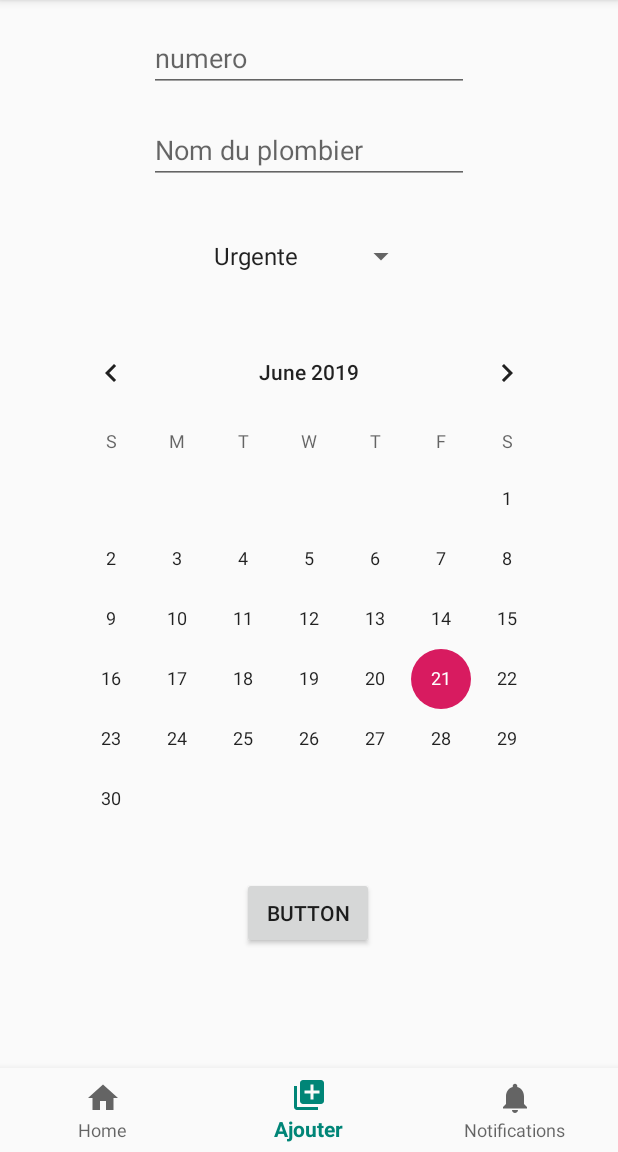
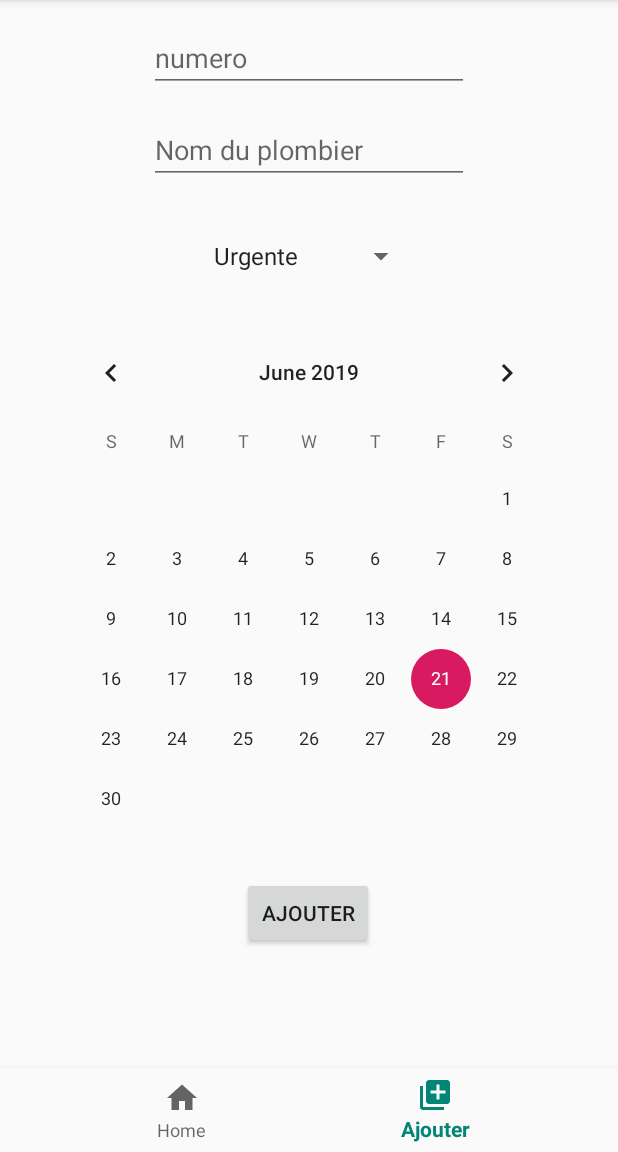
Before and after one commit to SihemBouhenniche/InterventionAdmnistrator, an Android app: the screen it shows after launch (MainActivity), item 2 of the bottom bar chosen, on a phone screen of 412 x 824 dp, the part 84-1236 px from its top. Run offline under Robolectric (Android 15) with nearby library versions, the phone set to English and light mode, and no system bars.

Commit message:
added search function and fixed date issues

```diff
--- a/app/build.gradle
+++ b/app/build.gradle
@@ -8,7 +8,7 @@ android {
     compileSdkVersion 28
     defaultConfig {
         applicationId "com.example.tdm2exo2"
-        minSdkVersion 23
+        minSdkVersion 22
         targetSdkVersion 28
         versionCode 1
         versionName "1.0"
@@ -32,4 +32,6 @@ dependencies {
     testImplementation 'junit:junit:4.12'
     androidTestImplementation 'com.android.support.test:runner:1.0.2'
     androidTestImplementation 'com.android.support.test.espresso:espresso-core:3.0.2'
+
+
 }
--- a/app/src/main/java/com/example/tdm2exo2/Fragments/HomeFragment.kt
+++ b/app/src/main/java/com/example/tdm2exo2/Fragments/HomeFragment.kt
@@ -1,23 +1,45 @@
 package com.example.tdm2exo2.Fragments
 
+import android.app.DatePickerDialog
 import android.os.Bundle
 import android.support.v4.app.Fragment
+import android.text.TextUtils
 import android.view.LayoutInflater
 import android.view.View
 import android.view.ViewGroup
+import android.widget.DatePicker
 import com.example.tdm2exo2.InterventionAdapter
-import com.example.tdm2exo2.R
 import com.example.tdm2exo2.model.Intervention
 import com.google.gson.Gson
 import com.google.gson.reflect.TypeToken
 import kotlinx.android.synthetic.main.fragment_home.*
 import java.io.BufferedReader
 import java.io.File
+import java.util.*
 
 
 
 
-class HomeFragment : Fragment() {
+
+
+class HomeFragment : Fragment(), DatePickerDialog.OnDateSetListener {
+    override fun onDateSet(view: DatePicker?, year: Int, month: Int, dayOfMonth: Int) {
+
+
+        val calendar = Calendar.getInstance()
+
+        calendar.set(year, month, dayOfMonth)
+
+
+        val date=calendar.time.toString().removeRange(11,30)
+         if (TextUtils.isEmpty(date)) {
+            list_interventions.clearTextFilter();
+        }
+        else {
+            list_interventions.setFilterText(date);
+        }
+    }
+
     companion object {
         var interventions:ArrayList<Intervention> = ArrayList<Intervention>()
     }
@@ -27,18 +49,36 @@ class HomeFragment : Fragment() {
     lateinit var interventionAdapter : InterventionAdapter
     override fun onCreate(savedInstanceState: Bundle?) {
         super.onCreate(savedInstanceState)
-        this.fileName = this.activity!!.cacheDir.absolutePath+"/InterventionJson.json"
-        readJSONfromFile(fileName)
-        interventionAdapter = InterventionAdapter(interventions,context!!)
+
+    this.fileName = this.activity!!.cacheDir.absolutePath+"/InterventionJson.json"
+
+        var file :File= File(fileName);
+        if(file.exists())
+        {
+            readJSONfromFile(fileName)
+
+        }
+       interventionAdapter = InterventionAdapter(interventions,context!!)
+
     }
     override fun onCreateView(inflater: LayoutInflater, container: ViewGroup?, savedInstanceState: Bundle?): View? {
-        var rootView = inflater!!.inflate(R.layout.fragment_home, container, false)
+        var rootView = inflater!!.inflate(com.example.tdm2exo2.R.layout.fragment_home, container, false)
         return rootView
     }
 
     override fun onActivityCreated(savedInstanceState: Bundle?) {
         super.onActivityCreated(savedInstanceState)
         list_interventions.adapter = interventionAdapter
+        list_interventions.isTextFilterEnabled=true
+
+        val datePickerDialog = DatePickerDialog(
+            context, this,2018,1,1
+        )
+
+        search_btn.setOnClickListener {
+
+            datePickerDialog.show();
+        }
     }
 
     private fun readJSONfromFile(f:String) {
@@ -57,9 +97,5 @@ class HomeFragment : Fragment() {
                 }.type
             ) as ArrayList<Intervention>
         }
-
     }
-
-
-
-}
+    }
--- a/app/src/main/java/com/example/tdm2exo2/MainActivity.kt
+++ b/app/src/main/java/com/example/tdm2exo2/MainActivity.kt
@@ -4,12 +4,11 @@ import android.os.Bundle
 import android.support.design.widget.BottomNavigationView
 import android.support.v4.app.Fragment
 import android.support.v7.app.AppCompatActivity
-import android.widget.FrameLayout
 import android.widget.TextView
 import com.example.tdm2exo2.Fragments.AddFragment
 import com.example.tdm2exo2.Fragments.HomeFragment
 
-class MainActivity : AppCompatActivity() {
+class MainActivity : AppCompatActivity()  {
 
 
     private lateinit var textMessage: TextView
@@ -23,10 +22,6 @@ class MainActivity : AppCompatActivity() {
             R.id.navigation_dashboard -> {
                 val fragment = AddFragment()
                 addFragment(fragment)
-                return@OnNavigationItemSelectedListener true
-            }
-            R.id.navigation_notifications -> {
-                textMessage.setText(R.string.title_notifications)
                 return@OnNavigationItemSelectedListener true
             }
         }
--- a/app/src/main/java/com/example/tdm2exo2/model/Intervention.kt
+++ b/app/src/main/java/com/example/tdm2exo2/model/Intervention.kt
@@ -1,6 +1,4 @@
 package com.example.tdm2exo2.model
 
-import java.util.*
-
-class Intervention (var num : Int, var date : Date, var nom : String, var type : String){
+class Intervention (var num : Int, var date : String, var nom : String, var type : String){
 }
--- /dev/null
+++ b/app/src/main/res/drawable/ic_search_blue_24dp.xml
@@ -0,0 +1,5 @@
+<vector android:height="24dp" android:tint="#42A5F5"
+    android:viewportHeight="24.0" android:viewportWidth="24.0"
+    android:width="24dp" xmlns:android="http://schemas.android.com/apk/res/android">
+    <path android:fillColor="#FF000000" android:pathData="M15.5,14h-0.79l-0.28,-0.27C15.41,12.59 16,11.11 16,9.5 16,5.91 13.09,3 9.5,3S3,5.91 3,9.5 5.91,16 9.5,16c1.61,0 3.09,-0.59 4.23,-1.57l0.27,0.28v0.79l5,4.99L20.49,19l-4.99,-5zM9.5,14C7.01,14 5,11.99 5,9.5S7.01,5 9.5,5 14,7.01 14,9.5 11.99,14 9.5,14z"/>
+</vector>
--- a/app/src/main/res/layout/add_fragment.xml
+++ b/app/src/main/res/layout/add_fragment.xml
@@ -13,12 +13,11 @@
         <EditText
                 android:layout_width="wrap_content"
                 android:layout_height="wrap_content"
-                android:inputType="textPersonName"
                 android:ems="10"
                 android:id="@+id/num_add" android:layout_marginTop="16dp"
                 app:layout_constraintTop_toTopOf="parent" android:layout_marginStart="8dp"
                 app:layout_constraintStart_toStartOf="parent" android:layout_marginEnd="8dp"
-                app:layout_constraintEnd_toEndOf="parent" android:hint="numero "/>
+                app:layout_constraintEnd_toEndOf="parent" android:hint="numero " android:inputType="number"/>
         <EditText
                 android:layout_width="wrap_content"
                 android:layout_height="wrap_content"
@@ -42,7 +41,7 @@
                 android:layout_marginStart="8dp" app:layout_constraintEnd_toEndOf="parent" android:layout_marginEnd="8dp"
                 app:layout_constraintTop_toBottomOf="@+id/type_add" android:layout_marginTop="32dp"/>
         <Button
-                android:text="Button"
+                android:text="Ajouter"
                 android:layout_width="wrap_content"
                 android:layout_height="wrap_content" android:id="@+id/add_btn"
                 app:layout_constraintStart_toStartOf="parent" android:layout_marginStart="8dp"
--- a/app/src/main/res/menu/bottom_nav_menu.xml
+++ b/app/src/main/res/menu/bottom_nav_menu.xml
@@ -11,9 +11,6 @@
             android:icon="@drawable/ic_library_add_black_24dp"
             android:title="@string/title_dashboard"/>
 
-    <item
-            android:id="@+id/navigation_notifications"
-            android:icon="@drawable/ic_notifications_black_24dp"
-            android:title="@string/title_notifications"/>
+
 
 </menu>
--- a/build.gradle
+++ b/build.gradle
@@ -1,14 +1,14 @@
 // Top-level build file where you can add configuration options common to all sub-projects/modules.
 
 buildscript {
-    ext.kotlin_version = '1.3.31'
+    ext.kotlin_version = '1.3.30'
     repositories {
         google()
         jcenter()
 
     }
     dependencies {
-        classpath 'com.android.tools.build:gradle:3.4.1'
+        classpath 'com.android.tools.build:gradle:3.3.2'
         classpath "org.jetbrains.kotlin:kotlin-gradle-plugin:$kotlin_version"
         // NOTE: Do not place your application dependencies here; they belong
         // in the individual module build.gradle files
```
Also changed, not shown: app/src/main/java/com/example/tdm2exo2/Fragments/AddFragment.kt (+33 -10 lines), app/src/main/java/com/example/tdm2exo2/InterventionAdapter.kt (+87 -6 lines), app/src/main/res/layout/date_alert.xml (added, +38 -0 lines), app/src/main/res/layout/fragment_home.xml (+12 -2 lines).
